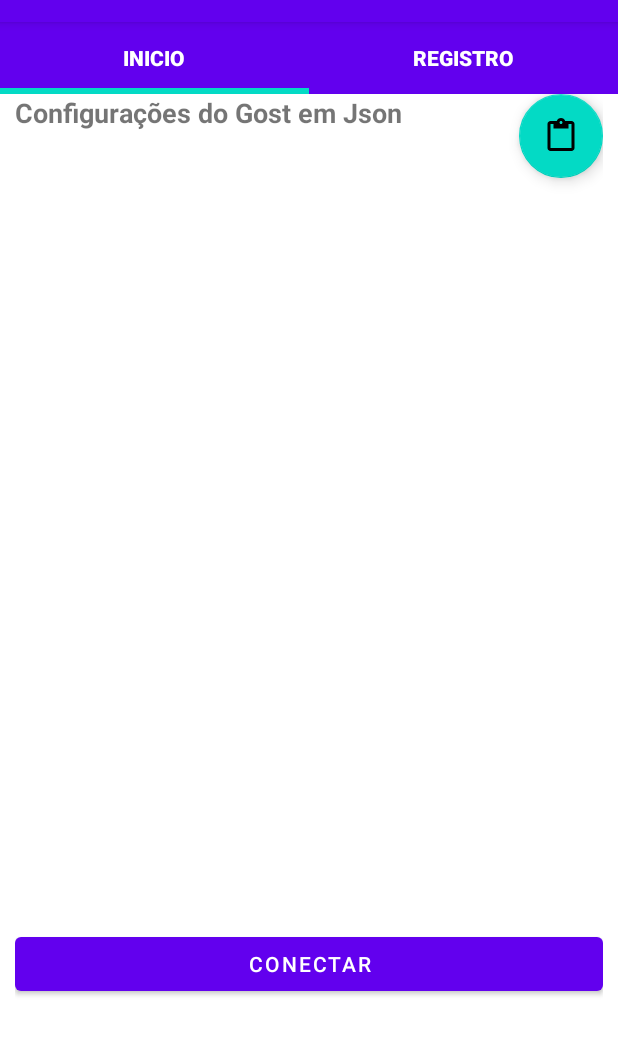
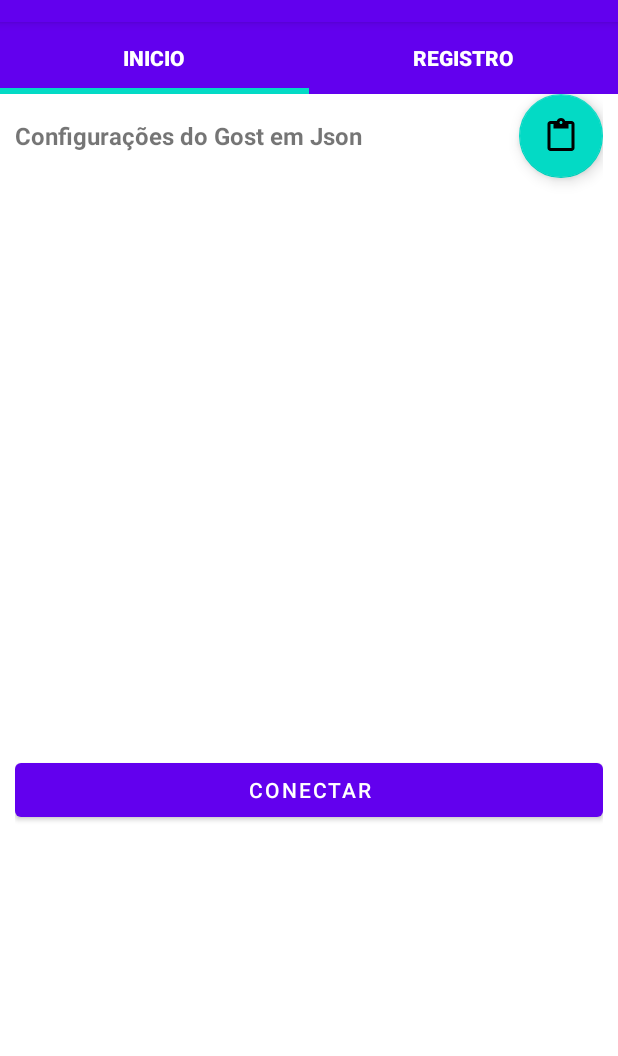
Before and after one commit to SlipkHunter/GostVPN, an Android app: the fragment LogsTabFragment placed in its activity, on a phone screen of 412 x 824 dp, the part 62-1118 px from its top. Run offline under Robolectric (Android 15) with nearby library versions, the phone set to English and light mode, and no system bars; our stand-ins replace Dagger/Hilt's generated code; libraries missing offline, so code that uses them is left out: com.blacksquircle.ui; plain views replace TextProcessor; 5 statements that could not run were skipped.

Commit message:
Small fixes

```diff
--- a/app/src/main/java/com/slipkprojects/gostvpn/ui/fragment/HomeTabFragment.kt
+++ b/app/src/main/java/com/slipkprojects/gostvpn/ui/fragment/HomeTabFragment.kt
@@ -79,6 +79,7 @@ class HomeTabFragment: Fragment() {
         viewModel.isEnabledGostService.observe(this) {
             binding?.editor?.isEnabled = !it
             binding?.buttonStarter?.setText(if (it) R.string.action_stop else R.string.action_start)
+            binding?.fabPasteSettings?.isEnabled = !it
         }
     }
 
--- a/app/src/main/res/layout/fragment_home_tab.xml
+++ b/app/src/main/res/layout/fragment_home_tab.xml
@@ -1,8 +1,16 @@
 <?xml version="1.0" encoding="utf-8"?>
-<androidx.constraintlayout.widget.ConstraintLayout xmlns:android="http://schemas.android.com/apk/res/android"
-                                                   xmlns:tools="http://schemas.android.com/tools" android:layout_width="match_parent"
+<ScrollView xmlns:app="http://schemas.android.com/apk/res-auto"
+            xmlns:android="http://schemas.android.com/apk/res/android"
+            xmlns:tools="http://schemas.android.com/tools"
+            android:layout_width="match_parent"
             android:layout_height="match_parent"
-                                                   xmlns:app="http://schemas.android.com/apk/res-auto">
+android:orientation="vertical">
+
+    <androidx.constraintlayout.widget.ConstraintLayout
+            android:layout_width="match_parent"
+            android:layout_height="wrap_content"
+    >
+
 
 
         <Button
@@ -22,7 +30,8 @@
                 android:id="@+id/textView"
                 app:layout_constraintStart_toStartOf="@+id/editor"
                 android:textStyle="bold"
-            android:textSize="18sp"
+                android:textSize="16sp"
+                android:gravity="start|center"
                 app:layout_constraintTop_toTopOf="@+id/fab_paste_settings"
                 app:layout_constraintEnd_toStartOf="@+id/fab_paste_settings"
                 app:layout_constraintBottom_toBottomOf="@+id/fab_paste_settings"/>
@@ -47,3 +56,5 @@
 
 
     </androidx.constraintlayout.widget.ConstraintLayout>
+
+</ScrollView>
--- a/app/src/main/res/values/strings.xml
+++ b/app/src/main/res/values/strings.xml
@@ -7,4 +7,7 @@
     <string name="settings_json_gost">Configurações do Gost em Json</string>
     <string name="action_start">Conectar</string>
     <string name="action_stop">Desconectar</string>
+
+    <string name="mobile_info">Rodando no %s %s (%s), Android %s API %d</string>
+    <string name="mobile_info2">Versão do Aplicativo: %s</string>
 </resources>
```
Also changed, not shown: app/src/main/java/com/slipkprojects/gostvpn/service/GostService.kt (+24 -0 lines). Lines whose indentation alone changed are shown as unchanged.
